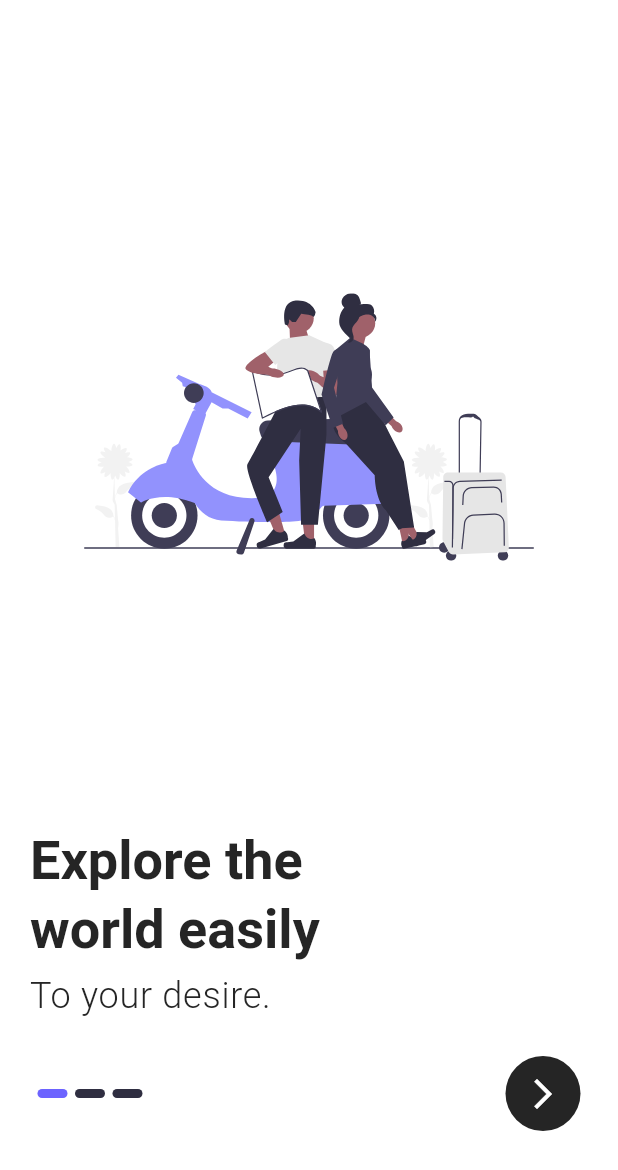
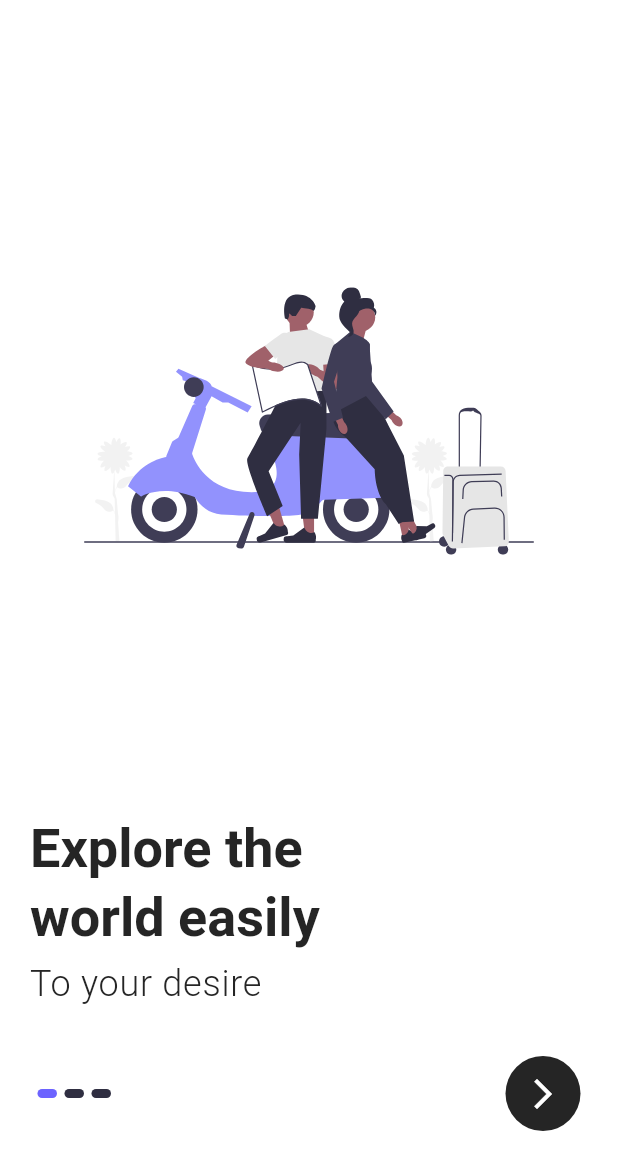
Before and after one commit to alade-01/Login_Register_UI_Design, a Flutter app: the screen it shows after launch, on a phone screen of 412 x 824 dp. Shown: the top 1170 px of the screen. Run offline on Flutter 3.47's test engine with Material 3 defaults, Android fonts, the phone set to English and light mode, and no system bars; our stand-ins replace flutter_bloc, flutter_svg; Roboto replaces fonts that are missing (Poppins); project files that could hold a hidden picture were left out.

Commit message:
fix onboarding screen

```diff
--- a/lib/windows/onboarding_screen.dart
+++ b/lib/windows/onboarding_screen.dart
@@ -16,17 +16,17 @@ class _OnboardingScreenState extends State<OnboardingScreen> {
   List<Map<String, String>> onboardingData = [
     {
       "title": "Explore the\nworld easily",
-      "text": "To your desire.",
+      "text": "To your desire",
       "image": "res/images/onboardingImage_1.svg"
     },
     {
       "title": "Reach the\nunknown spot",
-      "text": "To your destination.",
+      "text": "To your destination",
       "image": "res/images/onboardingImage_2.svg"
     },
     {
       "title": "Make connects\nwith explora",
-      "text": "To your dream trip.",
+      "text": "To your dream trip",
       "image": "res/images/onboardingImage_3.svg"
     },
   ];
@@ -39,7 +39,7 @@ class _OnboardingScreenState extends State<OnboardingScreen> {
         child: Column(
           children: <Widget>[
             Expanded(
-              flex: 3,
+              //  flex: 3,
               child: PageView.builder(
                 onPageChanged: (value) {
                   setState(() {
@@ -58,7 +58,7 @@ class _OnboardingScreenState extends State<OnboardingScreen> {
               padding: const EdgeInsets.symmetric(horizontal: 5),
               child: Column(
                 children: <Widget>[
-                  const SizedBox(height: defaultPadding * 1.5),
+                  const SizedBox(height: defaultPadding * 2),
                   Padding(
                     padding: const EdgeInsets.only(bottom: 50.0),
                     child: Row(
@@ -71,7 +71,8 @@ class _OnboardingScreenState extends State<OnboardingScreen> {
                             ),
                           ),
                           InkWell(
-                          onTap: () => Navigator.pushNamed(context, RouterGenerator.loginRoute),
+                            onTap: () => Navigator.pushNamed(
+                                context, RouterGenerator.loginRoute),
                             child: Container(
                               width: 50.0,
                               height: 50.0,
@@ -79,11 +80,13 @@ class _OnboardingScreenState extends State<OnboardingScreen> {
                                 shape: BoxShape.circle,
                                 color: secondaryColor,
                               ),
-                            child: Icon(Icons.arrow_forward_ios_outlined,color: Colors.white,),
+                              child: const Icon(
+                                Icons.arrow_forward_ios_outlined,
+                                color: Colors.white,
                               ),
-                        )
-                      ]
                             ),
+                          ),
+                        ]),
                   ),
                 ],
               ),
@@ -99,10 +102,9 @@ class _OnboardingScreenState extends State<OnboardingScreen> {
       duration: const Duration(milliseconds: 200),
       margin: const EdgeInsets.only(right: 5),
       height: 6,
-      width: currentPage == index ? 20 : 20,
+      width: currentPage == index ? 13 : 13,
       decoration: BoxDecoration(
-        color:
-            currentPage == index ? primaryColor : const Color(0xFF2F2E41),
+        color: currentPage == index ? primaryColor : const Color(0xFF2F2E41),
         borderRadius: BorderRadius.circular(3),
       ),
     );
```
Lines whose indentation alone changed are shown as unchanged.
